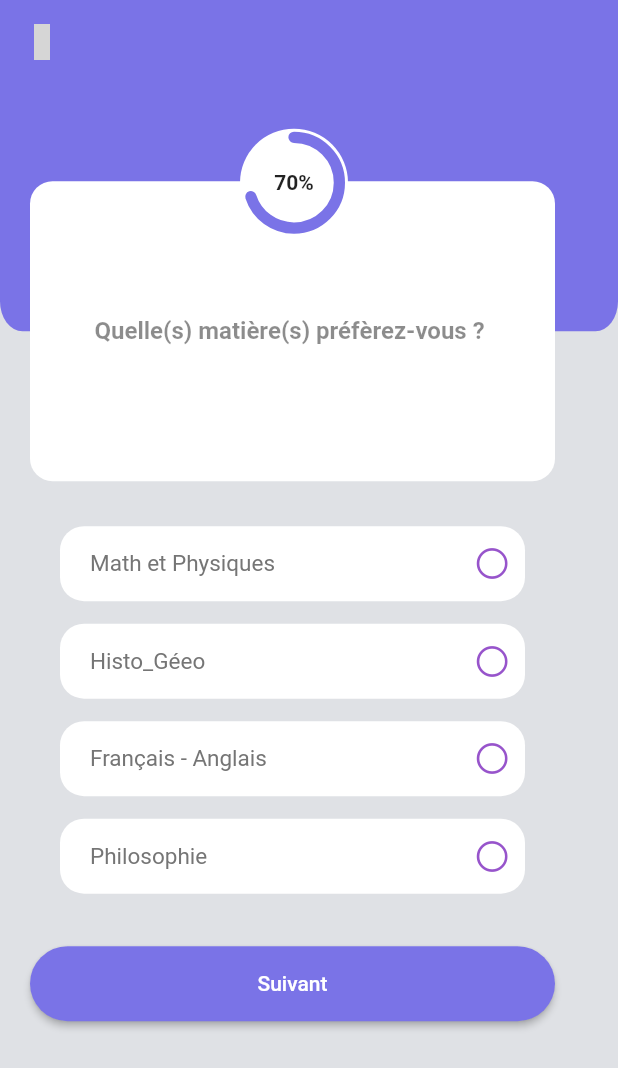
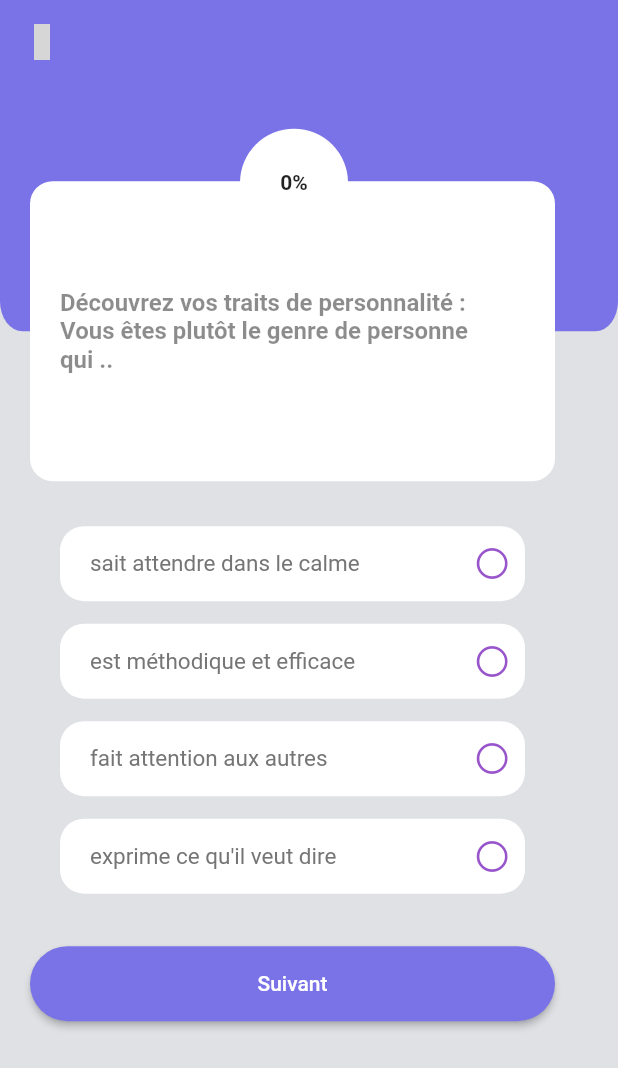
Before and after one commit to Khaniee/hackaton_ifm, a Flutter app: the TestPersonnaliteScreen screen opened directly, after a tap on "Suivant", on a phone screen of 412 x 824 dp. Shown: the top 1068 px of the screen. Run offline on Flutter 3.47's test engine with Material 2 defaults, Android fonts, the phone set to English and light mode, and no system bars; drawn by our look-alikes of percent_indicator; our stand-ins replace confetti, iconsax, lottie, page_transition, rive, smooth_page_indicator and 1 more; missing offline and left inert: indexed; project files that could hold a hidden picture were left out; grey boxes are pictures that could not be loaded.

Commit message:
finish quiz

```diff
--- /dev/null
+++ b/lib/data/QuizJob.dart
@@ -0,0 +1,116 @@
+class QuizJob {
+  static List get() {
+    List data = [
+      {
+        "question":
+            "Découvrez vos traits de personnalité : Vous êtes plutôt le genre de personne qui ..",
+        "reponses": [
+          {
+            "libelle": "sait attendre dans le calme",
+            "categorie": "7",
+          },
+          {
+            "libelle": "est méthodique et efficace",
+            "categorie": "6",
+          },
+          {
+            "libelle": "fait attention aux autres",
+            "categorie": "9",
+          },
+          {
+            "libelle": "exprime ce qu'il veut dire",
+            "categorie": "10",
+          },
+        ]
+      },
+      {
+        "question":
+            "Identifiez vos aptitudes : En quoi est ce que vous êtes bon ?",
+        "reponses": [
+          {
+            "libelle": "en sport",
+            "categorie": "9",
+          },
+          {
+            "libelle": "en maths",
+            "categorie": "2",
+          },
+          {
+            "libelle": "Je sais faire un travail original",
+            "categorie": "1",
+          },
+          {
+            "libelle": "en travaux de bricolage",
+            "categorie": "5",
+          },
+        ]
+      },
+      {
+        "question":
+            "Cernez vos centres d’intérêts : Qu'est ce que vous aimez faire ?",
+        "reponses": [
+          {
+            "libelle": "Se faire de nouveaux amis",
+            "categorie": "10",
+          },
+          {
+            "libelle": "Manipuler les chiffres",
+            "categorie": "2",
+          },
+          {
+            "libelle": "Étudier les choses",
+            "categorie": "9",
+          },
+          {
+            "libelle": "Comprendre un appareil",
+            "categorie": "2",
+          },
+        ]
+      },
+      {
+        "question": "Déterminez vos envies : ce que vous aimeriez faire",
+        "reponses": [
+          {
+            "libelle": "Compter des billets",
+            "categorie": "11",
+          },
+          {
+            "libelle": "Créer une œuvre",
+            "categorie": "1",
+          },
+          {
+            "libelle": "Fabriquer des objets",
+            "categorie": "5",
+          },
+          {
+            "libelle": "Ressentir des émotions",
+            "categorie": "9",
+          },
+        ]
+      },
+      {
+        "question": "Quelle genre de vie aimeriez-vous avoir ?",
+        "reponses": [
+          {
+            "libelle": "Une vie très riche",
+            "categorie": "2",
+          },
+          {
+            "libelle": "Une vie stable",
+            "categorie": "7",
+          },
+          {
+            "libelle": "Une remplie de voyage",
+            "categorie": "1",
+          },
+          {
+            "libelle": "Une vie simple et joyeuse",
+            "categorie": "6",
+          },
+        ]
+      },
+    ];
+
+    return data;
+  }
+}
--- a/lib/main.dart
+++ b/lib/main.dart
@@ -38,7 +38,8 @@ class _MyAppState extends State<MyApp> {
       ),
       home: Scaffold(
         backgroundColor: Color(0xff462e54),
-        body: WelcomePage(),
+        // body: WelcomePage(),
+        body: ScaffoldWithBottomNavbar(),
       ),
     );
   }
--- a/lib/screens/quizBonneConduite.dart
+++ b/lib/screens/quizBonneConduite.dart
@@ -17,10 +17,6 @@ class _QuizBonneConduiteState extends State<QuizBonneConduite> {
   int selected_quiz = 0;
   int? correct_index;
   bool en_correction = false;
-  final reponses = [
-    "Féliciter les amis et faire mieux la prochaine fois",
-    "Leur donner une gifle"
-  ];
   int? selectedResponse;
   @override
   Widget build(BuildContext context) {
--- a/lib/screens/testPersonnalite.dart
+++ b/lib/screens/testPersonnalite.dart
@@ -1,7 +1,10 @@
 import 'package:flutter/material.dart';
+import 'package:hackaton_ifm/data/QuizJob.dart';
+import 'package:hackaton_ifm/screens/whoami_summary_screen.dart';
 import 'package:hackaton_ifm/utils/color.dart';
 import 'package:hackaton_ifm/widgets/response_elt.dart';
 import 'package:iconsax/iconsax.dart';
+import 'package:page_transition/page_transition.dart';
 import 'package:percent_indicator/circular_percent_indicator.dart';
 
 class TestPersonnaliteScreen extends StatefulWidget {
@@ -12,6 +15,8 @@ class TestPersonnaliteScreen extends StatefulWidget {
 }
 
 class _TestPersonnaliteScreenState extends State<TestPersonnaliteScreen> {
+  final List quizData = QuizJob.get();
+  int selected_quiz = 0;
   final reponses = [
     "Math et Physiques",
     "Histo_Géeo",
@@ -19,6 +24,7 @@ class _TestPersonnaliteScreenState extends State<TestPersonnaliteScreen> {
     "Philosophie"
   ];
   int? selectedResponse;
+  List choicesCategory = [];
   @override
   Widget build(BuildContext context) {
     return Scaffold(
@@ -73,12 +79,12 @@ class _TestPersonnaliteScreenState extends State<TestPersonnaliteScreen> {
                             borderRadius: BorderRadius.circular(15),
                             color: Colors.white,
                           ),
-                          child: const Padding(
-                            padding: EdgeInsets.symmetric(horizontal: 20),
+                          child: Padding(
+                            padding: const EdgeInsets.symmetric(horizontal: 20),
                             child: Center(
                                 child: Text(
-                              "Quelle(s) matière(s) préfèrez-vous ? ",
-                              style: TextStyle(
+                              quizData[selected_quiz]["question"],
+                              style: const TextStyle(
                                   fontWeight: FontWeight.bold,
                                   fontSize: 16,
                                   color: Colors.black45),
@@ -100,10 +106,12 @@ class _TestPersonnaliteScreenState extends State<TestPersonnaliteScreen> {
                               backgroundColor: Colors.white,
                               lineWidth: 7.5,
                               animation: true,
-                              percent: 0.7,
-                              center: const Text(
-                                "70%",
-                                style: TextStyle(
+                              percent:
+                                  ((selected_quiz * 100) / quizData.length) /
+                                      100,
+                              center: Text(
+                                "${(((selected_quiz) * 100) / quizData.length).toInt()}%",
+                                style: const TextStyle(
                                     fontWeight: FontWeight.bold,
                                     fontSize: 14.0),
                               ),
@@ -118,7 +126,8 @@ class _TestPersonnaliteScreenState extends State<TestPersonnaliteScreen> {
                       height: 30,
                     ),
                     Column(
-                      children: List.generate(reponses.length, (index) {
+                      children: List.generate(
+                          quizData[selected_quiz]["reponses"].length, (index) {
                         return Container(
                           height: 50,
                           padding: EdgeInsets.symmetric(horizontal: 20),
@@ -128,7 +137,8 @@ class _TestPersonnaliteScreenState extends State<TestPersonnaliteScreen> {
                             isSelected: selectedResponse == index,
                             // isTrue: true,
                             // isFalse: true,
-                            name: reponses[index],
+                            name: quizData[selected_quiz]["reponses"][index]
+                                ["libelle"],
                             onTap: () {
                               setState(() {
                                 selectedResponse = index;
@@ -152,7 +162,42 @@ class _TestPersonnaliteScreenState extends State<TestPersonnaliteScreen> {
                           backgroundColor: AppColor.middlePrimary,
                           shape: const StadiumBorder(),
                         ),
-                        onPressed: () {},
+                        onPressed: () {
+                          if (selectedResponse != null) {
+                            if ((selected_quiz < quizData.length - 1)) {
+                              String categorychoice = quizData[selected_quiz]
+                                  ["reponses"][selectedResponse]["categorie"];
+                              setState(() {
+                                choicesCategory.add(categorychoice);
+                                selected_quiz += 1;
+                                selectedResponse = null;
+                              });
+                            } else {
+                              Set<String> ensembleUnique =
+                                  Set<String>.from(choicesCategory);
+                              List<String> listeUnique =
+                                  ensembleUnique.toList();
+                              listeUnique.sort((a, b) => choicesCategory
+                                  .where((element) => element == a)
+                                  .length
+                                  .compareTo(choicesCategory
+                                      .where((element) => element == b)
+                                      .length));
+                              // print("etooooooooooooo");
+                              // print(listeUnique);
+                              Navigator.push(
+                                context,
+                                PageTransition(
+                                  child: WhoAmISummaryScreen(
+                                    listeJobCategory: listeUnique,
+                                  ),
+                                  type: PageTransitionType.fade,
+                                  duration: const Duration(milliseconds: 400),
+                                ),
+                              );
+                            }
+                          }
+                        },
                         child: const Text("Suivant"),
                       ),
                     ),
```
Also changed, not shown: lib/data/DataJob.dart (added, +283 -0 lines), lib/screens/whoami_summary_screen.dart (+27 -24 lines).
